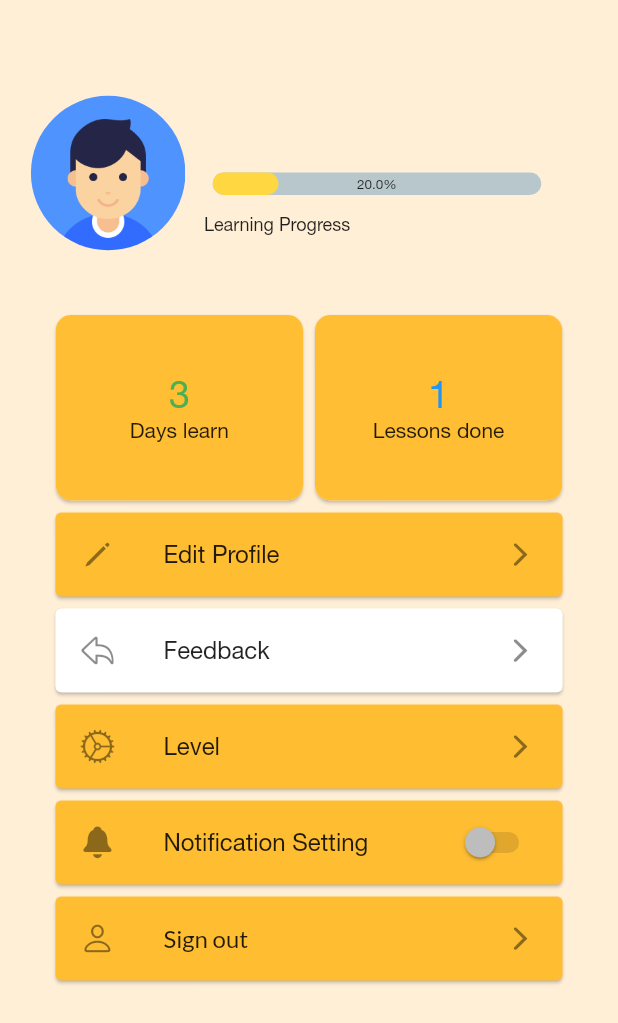
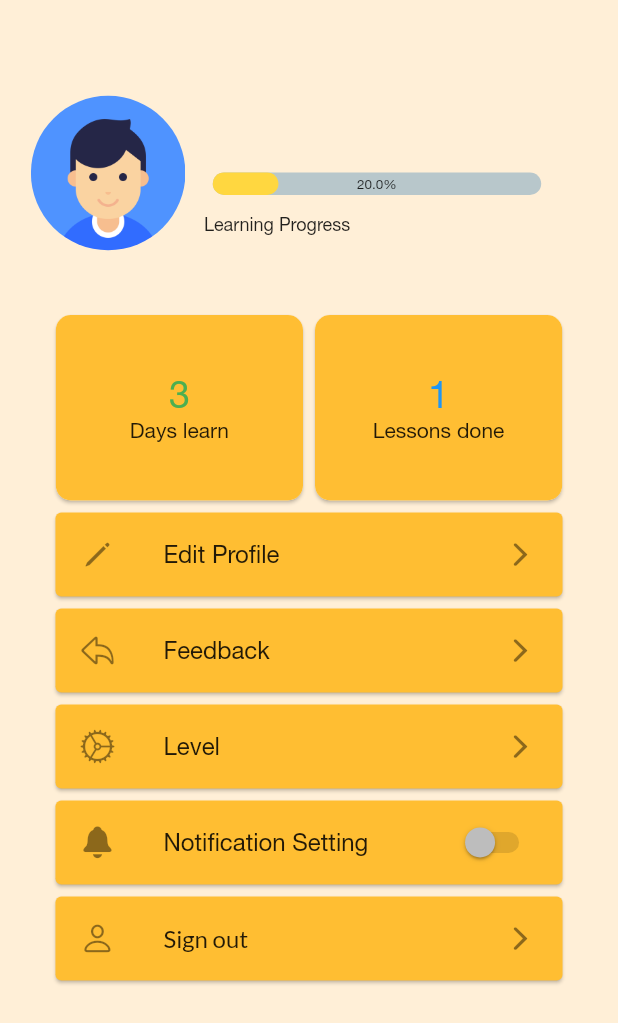
Before and after one commit to nguynduyanh169/vietnamese_learning, a Flutter app: the ProfileScreen screen opened directly, on a phone screen of 412 x 824 dp. Shown: the top 1023 px of the screen. Run offline on Flutter 3.47's test engine with Material 2 defaults, Android fonts, the light colour scheme and no system bars; drawn by our look-alikes of percent_indicator; our stand-ins replace avatar_glow, bloc, cool_alert, dio, flip_card, flutter_bloc and 7 more; missing offline and left inert: flutter_colored_progress_indicators, highlight_text; accounts and stored records are empty; project files that could hold a hidden picture were left out.

Commit message:
Update profile_screen.dart

```diff
--- a/lib/src/resources/profile_screen.dart
+++ b/lib/src/resources/profile_screen.dart
@@ -214,6 +214,8 @@ class _ProfileScreenState extends State<ProfileScreen> {
                                           onTap: () {},
                                         )),
                                     Card(
+                                        color: const Color.fromRGBO(
+                                            255, 190, 50, 30),
                                         child: ListTile(
                                       leading: Icon(CupertinoIcons.reply),
                                       title: Text(
```
